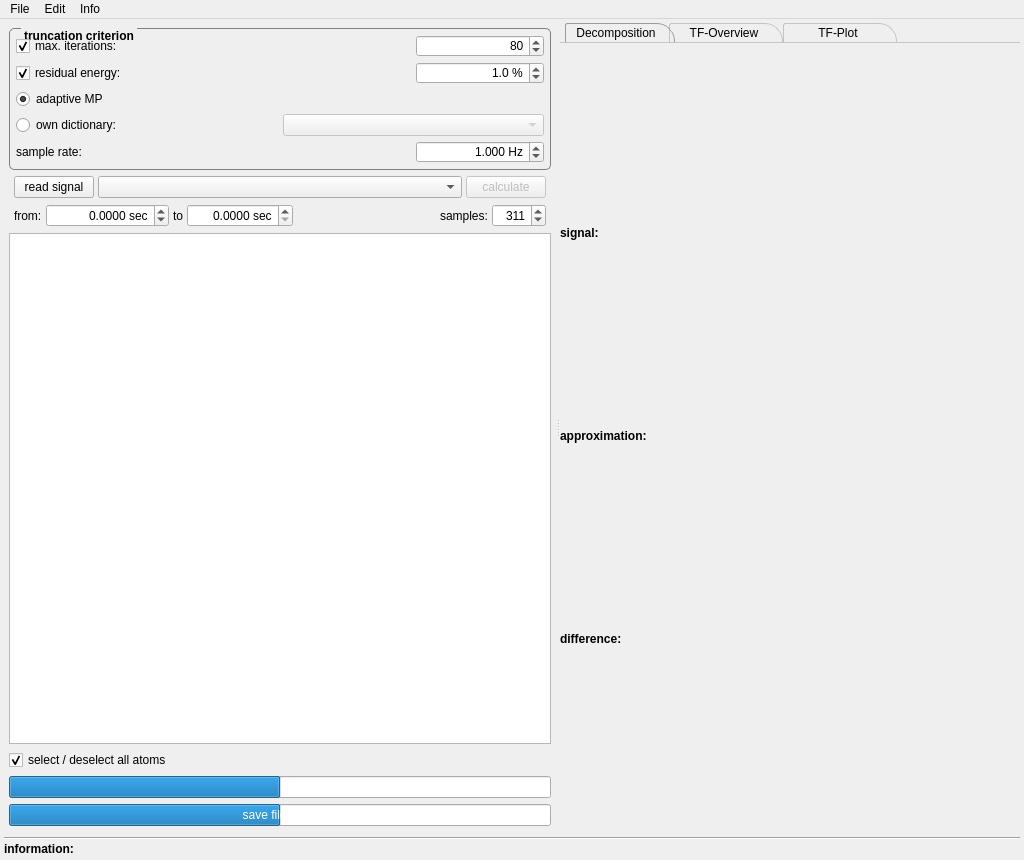
Qt form applications/mne_matching_pursuit/mainwindow.ui (LostSign/mne-cpp) before a commit.
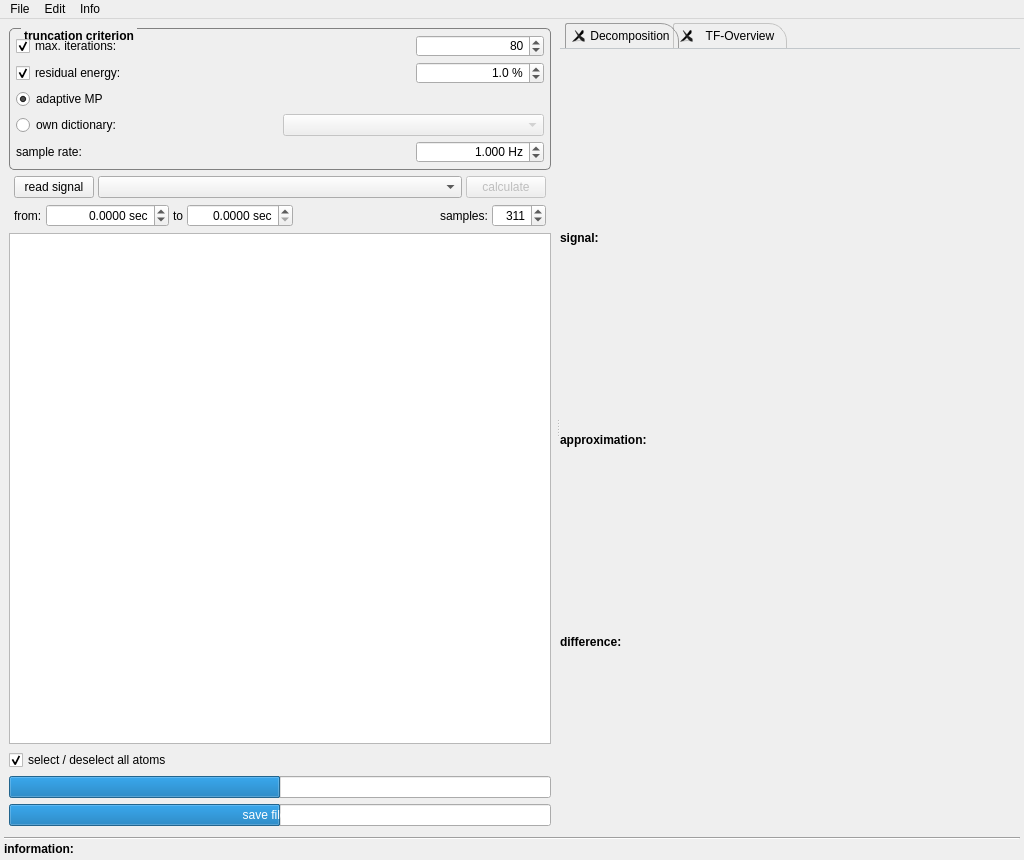
The same form after that commit. Icons and pictures are not drawn.

Commit message: chg: work on TF-Overview and Channel-TF-Plot

The edit to the form file:
```diff
--- a/applications/mne_matching_pursuit/mainwindow.ui
+++ b/applications/mne_matching_pursuit/mainwindow.ui
@@ -603,6 +603,9 @@
           </layout>
          </widget>
          <widget class="QTabWidget" name="tabWidget">
+          <property name="enabled">
+           <bool>true</bool>
+          </property>
           <property name="styleSheet">
            <string notr="true">QTabWidget::pane { /* The tab widget frame */
     border-top: 0.5px solid #C2C7CB;
@@ -672,7 +675,10 @@
           <property name="currentIndex">
            <number>0</number>
           </property>
-          <widget class="QWidget" name="tw_Tab1">
+          <property name="tabsClosable">
+           <bool>true</bool>
+          </property>
+          <widget class="QWidget" name="tw_decomposition">
            <attribute name="title">
             <string>Decomposition</string>
            </attribute>
@@ -957,11 +963,6 @@
             </item>
            </layout>
           </widget>
-          <widget class="QWidget" name="tw_Tab2">
-           <attribute name="title">
-            <string>TF-Plot</string>
-           </attribute>
-          </widget>
          </widget>
         </widget>
        </item>
```
Left out of the diff: 2 changed lines with no effect on the pictures. The commit also changes 5 other files.
